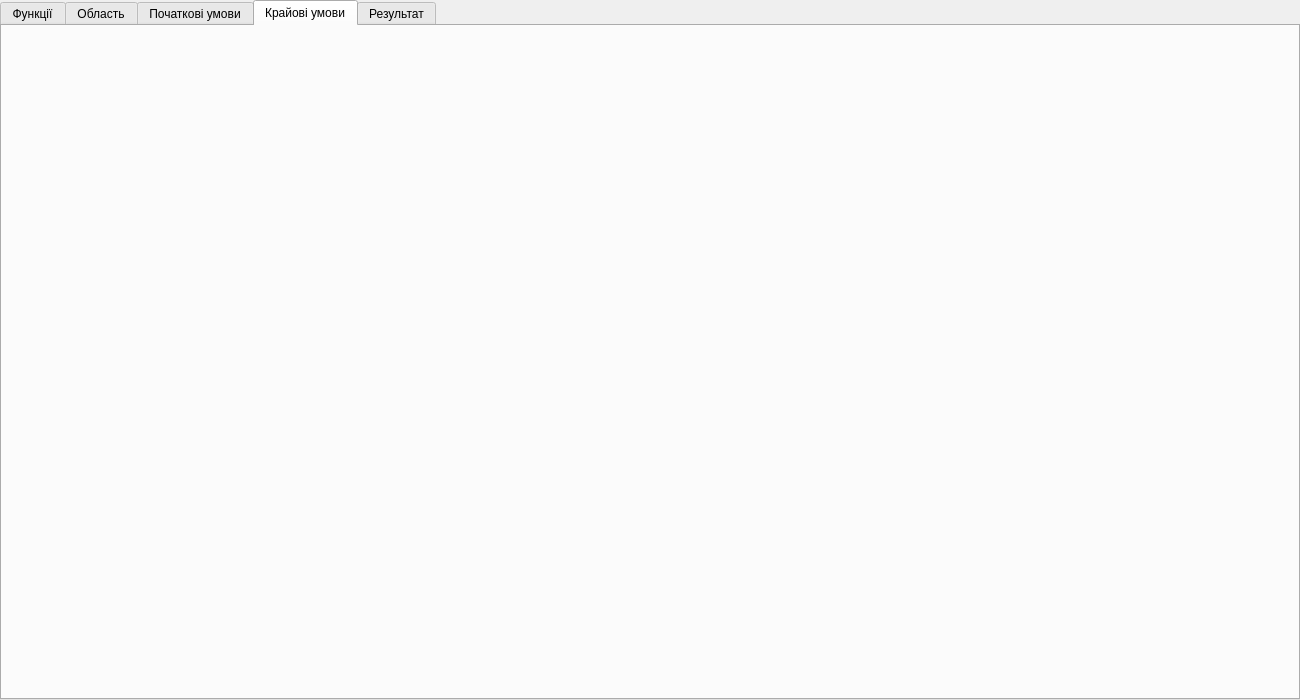
Above: tabwidget.ui from Lamzin/math-modeling before the change. Below: the same form after it.
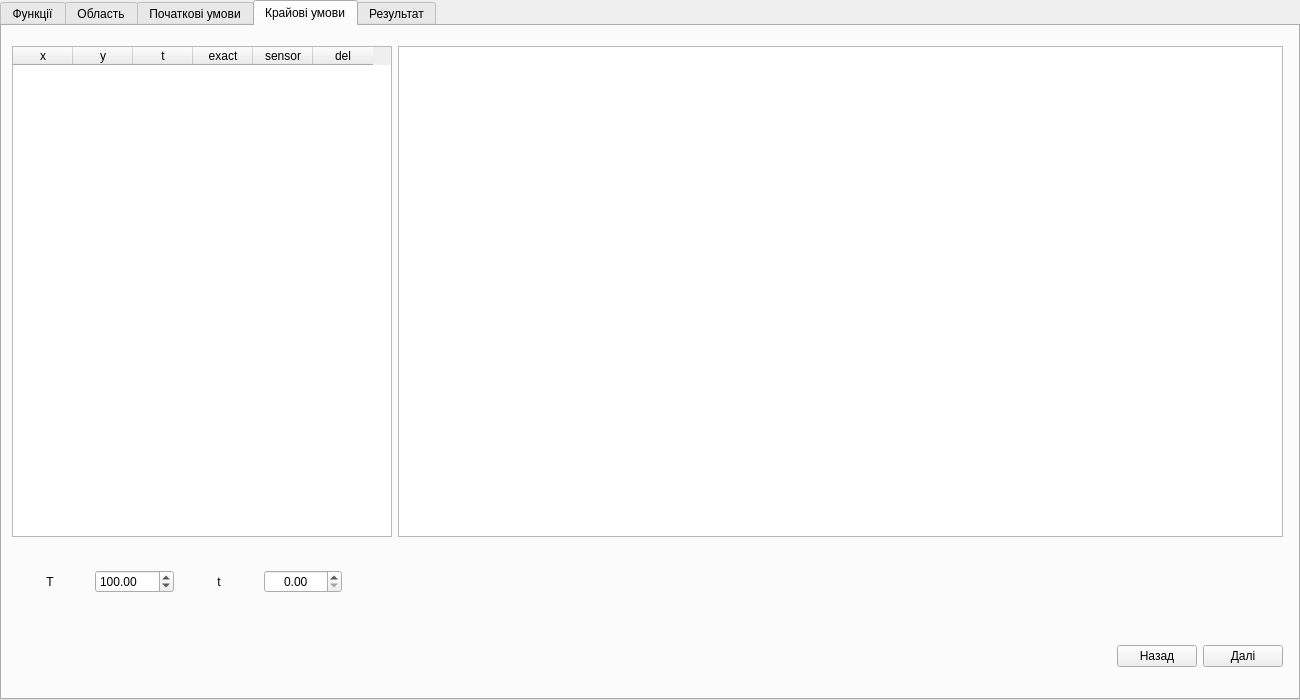
That is the form after the change. The open tabs and pages were chosen to show the change.

Diff of the .ui file:
```diff
--- a/tabwidget.ui
+++ b/tabwidget.ui
@@ -405,6 +405,184 @@
    <attribute name="title">
     <string>Крайові умови</string>
    </attribute>
+   <widget class="QWidget" name="horizontalLayoutWidget_6">
+    <property name="geometry">
+     <rect>
+      <x>10</x>
+      <y>20</y>
+      <width>1271</width>
+      <height>491</height>
+     </rect>
+    </property>
+    <layout class="QHBoxLayout" name="horizontalLayout_6">
+     <item>
+      <widget class="QTableWidget" name="tab4_table">
+       <property name="sizePolicy">
+        <sizepolicy hsizetype="Fixed" vsizetype="Expanding">
+         <horstretch>0</horstretch>
+         <verstretch>0</verstretch>
+        </sizepolicy>
+       </property>
+       <property name="maximumSize">
+        <size>
+         <width>380</width>
+         <height>16777215</height>
+        </size>
+       </property>
+       <property name="columnCount">
+        <number>6</number>
+       </property>
+       <attribute name="horizontalHeaderDefaultSectionSize">
+        <number>60</number>
+       </attribute>
+       <column>
+        <property name="text">
+         <string>x</string>
+        </property>
+       </column>
+       <column>
+        <property name="text">
+         <string>y</string>
+        </property>
+       </column>
+       <column>
+        <property name="text">
+         <string>t</string>
+        </property>
+       </column>
+       <column>
+        <property name="text">
+         <string>exact</string>
+        </property>
+       </column>
+       <column>
+        <property name="text">
+         <string>sensor</string>
+        </property>
+       </column>
+       <column>
+        <property name="text">
+         <string>del</string>
+        </property>
+       </column>
+      </widget>
+     </item>
+     <item>
+      <widget class="QGraphicsView" name="tab4_graphics">
+       <property name="sizePolicy">
+        <sizepolicy hsizetype="Minimum" vsizetype="Expanding">
+         <horstretch>0</horstretch>
+         <verstretch>0</verstretch>
+        </sizepolicy>
+       </property>
+       <property name="mouseTracking">
+        <bool>true</bool>
+       </property>
+      </widget>
+     </item>
+    </layout>
+   </widget>
+   <widget class="QWidget" name="horizontalLayoutWidget_7">
+    <property name="geometry">
+     <rect>
+      <x>10</x>
+      <y>600</y>
+      <width>1271</width>
+      <height>61</height>
+     </rect>
+    </property>
+    <layout class="QHBoxLayout" name="horizontalLayout_8">
+     <item>
+      <spacer name="horizontalSpacer_4">
+       <property name="orientation">
+        <enum>Qt::Horizontal</enum>
+       </property>
+       <property name="sizeHint" stdset="0">
+        <size>
+         <width>40</width>
+         <height>20</height>
+        </size>
+       </property>
+      </spacer>
+     </item>
+     <item>
+      <widget class="QPushButton" name="tab4_button_prev">
+       <property name="text">
+        <string>Назад</string>
+       </property>
+      </widget>
+     </item>
+     <item>
+      <widget class="QPushButton" name="tab4_button_next">
+       <property name="sizePolicy">
+        <sizepolicy hsizetype="Fixed" vsizetype="Fixed">
+         <horstretch>0</horstretch>
+         <verstretch>0</verstretch>
+        </sizepolicy>
+       </property>
+       <property name="text">
+        <string>Далі</string>
+       </property>
+      </widget>
+     </item>
+    </layout>
+   </widget>
+   <widget class="QWidget" name="horizontalLayoutWidget_8">
+    <property name="geometry">
+     <rect>
+      <x>9</x>
+      <y>520</y>
+      <width>331</width>
+      <height>71</height>
+     </rect>
+    </property>
+    <layout class="QHBoxLayout" name="horizontalLayout_7">
+     <item>
+      <widget class="QLabel" name="label_T">
+       <property name="text">
+        <string>T</string>
+       </property>
+       <property name="alignment">
+        <set>Qt::AlignCenter</set>
+       </property>
+      </widget>
+     </item>
+     <item>
+      <widget class="QDoubleSpinBox" name="doubleSpinBox_T">
+       <property name="maximum">
+        <double>1000.000000000000000</double>
+       </property>
+       <property name="value">
+        <double>100.000000000000000</double>
+       </property>
+      </widget>
+     </item>
+     <item>
+      <widget class="QLabel" name="label_t">
+       <property name="text">
+        <string>t</string>
+       </property>
+       <property name="alignment">
+        <set>Qt::AlignCenter</set>
+       </property>
+      </widget>
+     </item>
+     <item>
+      <widget class="QDoubleSpinBox" name="doubleSpinBox_t">
+       <property name="alignment">
+        <set>Qt::AlignCenter</set>
+       </property>
+       <property name="maximum">
+        <double>100.000000000000000</double>
+       </property>
+      </widget>
+     </item>
+    </layout>
+   </widget>
+   <zorder>horizontalLayoutWidget_6</zorder>
+   <zorder>horizontalLayoutWidget_7</zorder>
+   <zorder>horizontalSpacer_4</zorder>
+   <zorder>horizontalLayoutWidget_8</zorder>
   </widget>
   <widget class="QWidget" name="tab5">
    <attribute name="title">
```
Left out of the diff: 173 changed lines with no effect on the pictures.
